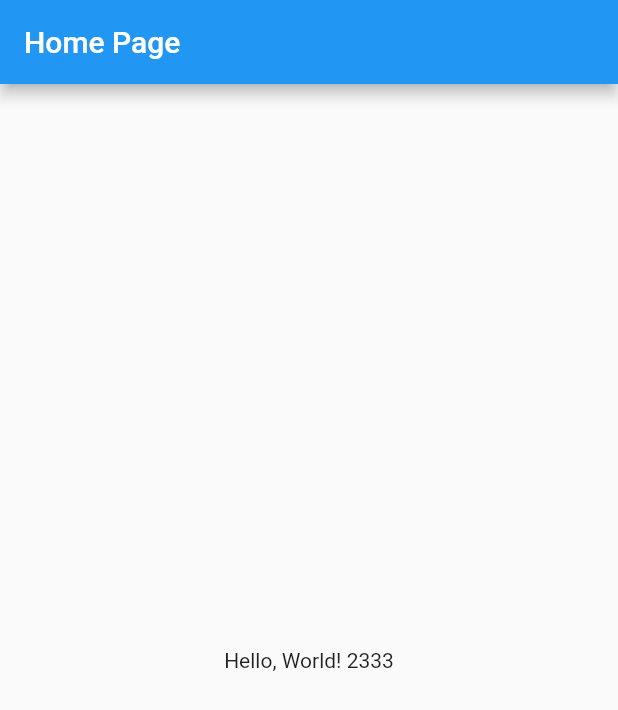
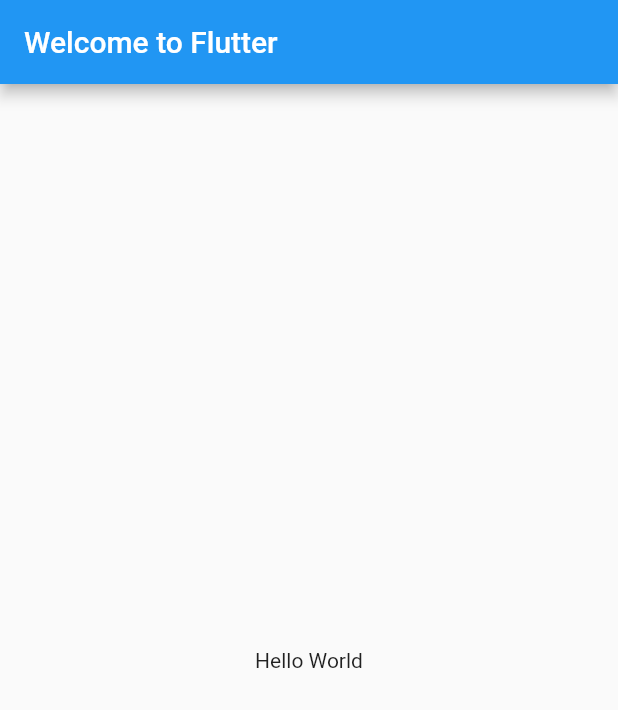
Before and after one commit to impressionyang/test_flutter_online, a Flutter app: the screen it shows after launch, on a phone screen of 412 x 824 dp. Shown: the top 710 px of the screen. Run offline on Flutter 3.47's test engine with Material 2 defaults, Android fonts, the phone set to English and light mode, and no system bars.

Commit message:
hello world

```diff
--- a/lib/main.dart
+++ b/lib/main.dart
@@ -1,40 +1,18 @@
 import 'package:flutter/material.dart';
 
-void main() => runApp(MyApp());
+void main() => runApp(new MyApp());
 
 class MyApp extends StatelessWidget {
-  const MyApp({super.key});
-  // This widget is the root of your application.
   @override
   Widget build(BuildContext context) {
-    return MaterialApp(
-      // Application name
-      title: 'Flutter Hello World',
-      // Application theme data, you can set the colors for the application as
-      // you want
-      theme: ThemeData(
-        primarySwatch: Colors.blue,
-      ),
-      // A widget which will be started on application startup
-      home: MyHomePage(title: 'Home Page'),
-    );
-  }
-}
-
-class MyHomePage extends StatelessWidget {
-  final String title;
-  const MyHomePage({super.key, required this.title});
-
-  @override
-  Widget build(BuildContext context) {
-    return Scaffold(
-      appBar: AppBar(
-        // The title text which will be shown on the action bar
-        title: Text(title),
-      ),
-      body: Center(
-        child: Text(
-          'Hello, World! 2333',
+    return new MaterialApp(
+      title: 'Welcome to Flutter',
+      home: new Scaffold(
+        appBar: new AppBar(
+          title: const Text('Welcome to Flutter'),
+        ),
+        body: const Center(
+          child: const Text('Hello World'),
         ),
       ),
     );
```
